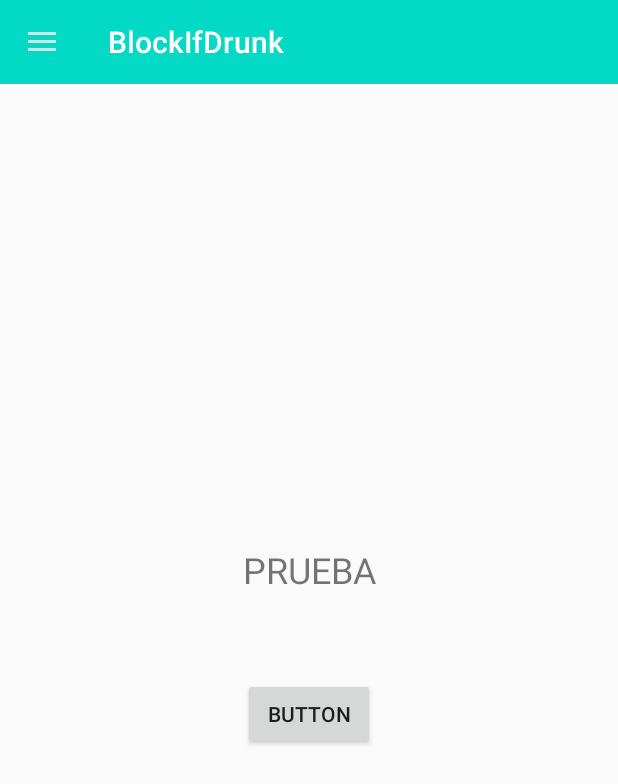
After one commit to cyp0/BlockIfDrunk, an Android app: the fragment DevicesFragment placed in its activity, on a phone screen of 412 x 824 dp. The commit adds this screen. Shown: the top 784 px of the screen. Run offline under Robolectric (Android 15) with nearby library versions, the phone set to English and light mode, and no system bars; our stand-ins replace Firebase (no records; nobody signed in at launch, a user with empty details on screens opened directly), data binding.

Commit message:
Nuevas Interfaces

```diff
--- a/app/src/main/java/com/example/byd/aplication/LoginActivity.java
+++ b/app/src/main/java/com/example/byd/aplication/LoginActivity.java
@@ -73,14 +73,12 @@ public class LoginActivity extends AppCompatActivity {
         firebaseAuth.signInWithEmailAndPassword(username, password).addOnCompleteListener(this, new OnCompleteListener<AuthResult>() {
             @Override
             public void onComplete(@NonNull Task<AuthResult> task) {
-
                 if (!task.isSuccessful()) {
                     Toast.makeText(LoginActivity.this, "Error al Iniciar Sesion", Toast.LENGTH_SHORT).show();
                 }
                 if (!firebaseAuth.getCurrentUser().isEmailVerified()) {
                     Toast.makeText(LoginActivity.this, "Correo no verificado", Toast.LENGTH_SHORT).show();
                 } else {
-
                     Intent toEngine = new Intent(LoginActivity.this, MainActivity.class);
                     startActivity(toEngine);
                 }
--- a/app/src/main/java/com/example/byd/aplication/ui/home/startEngine/StartCartFragment.java
+++ b/app/src/main/java/com/example/byd/aplication/ui/home/startEngine/StartCartFragment.java
@@ -1,5 +1,7 @@
 package com.example.byd.aplication.ui.home.startEngine;
 
+import androidx.fragment.app.FragmentManager;
+import androidx.fragment.app.FragmentTransaction;
 import androidx.lifecycle.ViewModelProviders;
 
 import android.os.Bundle;
@@ -11,12 +13,20 @@ import androidx.fragment.app.Fragment;
 import android.view.LayoutInflater;
 import android.view.View;
 import android.view.ViewGroup;
+import android.widget.Button;
+import android.widget.Toast;
 
 import com.example.byd.R;
+import com.example.byd.aplication.ui.home.startEngine.devicesList.DevicesFragment;
+import com.example.byd.databinding.StartCartFragmentBinding;
 
 public class StartCartFragment extends Fragment {
 
     private StartCartViewModel mViewModel;
+    private Button startButton;
+
+    private FragmentManager fragmentManager;
+    private FragmentTransaction fragmentTransaction;
 
     public static StartCartFragment newInstance() {
         return new StartCartFragment();
@@ -25,7 +35,18 @@ public class StartCartFragment extends Fragment {
     @Override
     public View onCreateView(@NonNull LayoutInflater inflater, @Nullable ViewGroup container,
                              @Nullable Bundle savedInstanceState) {
-        return inflater.inflate(R.layout.start_cart_fragment, container, false);
+        StartCartFragmentBinding binding = StartCartFragmentBinding.inflate(inflater, container, false);
+        startButton = binding.startCartButton;
+        fragmentManager = getParentFragmentManager();
+        fragmentTransaction = fragmentManager.beginTransaction();
+        startButton.setOnClickListener(new View.OnClickListener() {
+            @Override
+            public void onClick(View v) {
+                fragmentTransaction.replace(R.id.containerOfFragments, new DevicesFragment(),"start").addToBackStack("start");
+                fragmentTransaction.commit();
+            }
+        });
+        return binding.getRoot();
     }
 
     @Override
--- /dev/null
+++ b/app/src/main/java/com/example/byd/aplication/ui/home/startEngine/devicesList/DevicesFragment.java
@@ -0,0 +1,53 @@
+package com.example.byd.aplication.ui.home.startEngine.devicesList;
+
+import android.os.Bundle;
+
+import androidx.fragment.app.Fragment;
+import androidx.fragment.app.FragmentManager;
+import androidx.fragment.app.FragmentTransaction;
+
+import android.view.LayoutInflater;
+import android.view.View;
+import android.view.ViewGroup;
+import android.widget.Button;
+import android.widget.Toast;
+
+import com.example.byd.R;
+import com.example.byd.aplication.ui.home.startEngine.control.ControlFragment;
+import com.example.byd.databinding.FragmentDevicesBinding;
+
+/**
+ * A simple {@link Fragment} subclass.
+ */
+public class DevicesFragment extends Fragment {
+
+    public DevicesFragment() {
+        // Required empty public constructor
+    }
+
+    private Button button;
+
+    private FragmentManager fragmentManager;
+    private FragmentTransaction fragmentTransaction;
+
+
+    @Override
+    public View onCreateView(LayoutInflater inflater, ViewGroup container,
+                             Bundle savedInstanceState) {
+        // Inflate the layout for this fragment
+        FragmentDevicesBinding fragmentDevicesBinding = FragmentDevicesBinding.inflate(inflater, container, false);
+        fragmentManager = getParentFragmentManager();
+        fragmentTransaction = fragmentManager.beginTransaction();
+
+        button = fragmentDevicesBinding.devicesButton;
+        button.setOnClickListener(new View.OnClickListener() {
+            @Override
+            public void onClick(View v) {
+                fragmentTransaction.replace(R.id.containerOfFragments, new ControlFragment(), "devices").addToBackStack("devices");
+                fragmentTransaction.commit();
+            }
+        });
+        return fragmentDevicesBinding.getRoot();
+    }
+
+}
--- /dev/null
+++ b/app/src/main/res/layout/fragment_devices.xml
@@ -0,0 +1,34 @@
+<?xml version="1.0" encoding="utf-8"?>
+
+<layout xmlns:android="http://schemas.android.com/apk/res/android"
+    xmlns:app="http://schemas.android.com/apk/res-auto"
+    xmlns:tools="http://schemas.android.com/tools"
+    tools:context=".aplication.ui.home.startEngine.devicesList.DevicesFragment">
+
+    <!-- TODO: Update blank fragment layout -->
+
+<androidx.constraintlayout.widget.ConstraintLayout
+    android:layout_width="match_parent"
+    android:layout_height="match_parent">
+    <TextView
+        android:id="@+id/textView11"
+        android:layout_width="wrap_content"
+        android:layout_height="wrap_content"
+        android:layout_marginBottom="428dp"
+        android:text="PRUEBA"
+        android:textSize="24sp"
+        app:layout_constraintBottom_toBottomOf="parent"
+        app:layout_constraintEnd_toEndOf="parent"
+        app:layout_constraintStart_toStartOf="parent" />
+
+    <Button
+        android:id="@+id/devicesButton"
+        android:layout_width="wrap_content"
+        android:layout_height="wrap_content"
+        android:layout_marginTop="56dp"
+        android:text="Button"
+        app:layout_constraintEnd_toEndOf="parent"
+        app:layout_constraintStart_toStartOf="parent"
+        app:layout_constraintTop_toBottomOf="@+id/textView11" />
+</androidx.constraintlayout.widget.ConstraintLayout>
+</layout>
--- a/app/src/main/res/menu/drawer_menu.xml
+++ b/app/src/main/res/menu/drawer_menu.xml
@@ -47,14 +47,25 @@
         </menu>
     </item>
 
-    <item android:title="Logout">
+    <item android:title="Opciones">
         <menu>
+
+            <item
+                android:id="@+id/bluetoothItem"
+                android:icon="@drawable/ic_bluetooth_black_24dp"
+                android:title="Bluetooth">
+
+            </item>
+
             <item
                 android:id="@+id/logoutItem"
                 android:icon="@drawable/ic_power_settings_new_black_24dp"
                 android:title="Cerrar Sesion">
 
             </item>
+
+
+
         </menu>
     </item>
 
--- a/app/src/main/res/values/strings.xml
+++ b/app/src/main/res/values/strings.xml
@@ -7,4 +7,7 @@
     <string name="login">Iniciar Sesion</string>
     <string name="signUp">Registrarse</string>
     <string name="registrar">Registrar</string>
+
+    <!-- TODO: Remove or change this placeholder text -->
+    <string name="hello_blank_fragment">Hello blank fragment</string>
 </resources>
```
Also changed, not shown: app/src/main/java/com/example/byd/aplication/ui/MainActivity.java (+23 -1 lines), app/src/main/java/com/example/byd/aplication/ui/home/startEngine/control/ControlFragment.java (added, +29 -0 lines), app/src/main/res/layout/fragment_control.xml (added, +57 -0 lines), app/src/main/res/layout/start_cart_fragment.xml (+8 -5 lines).
